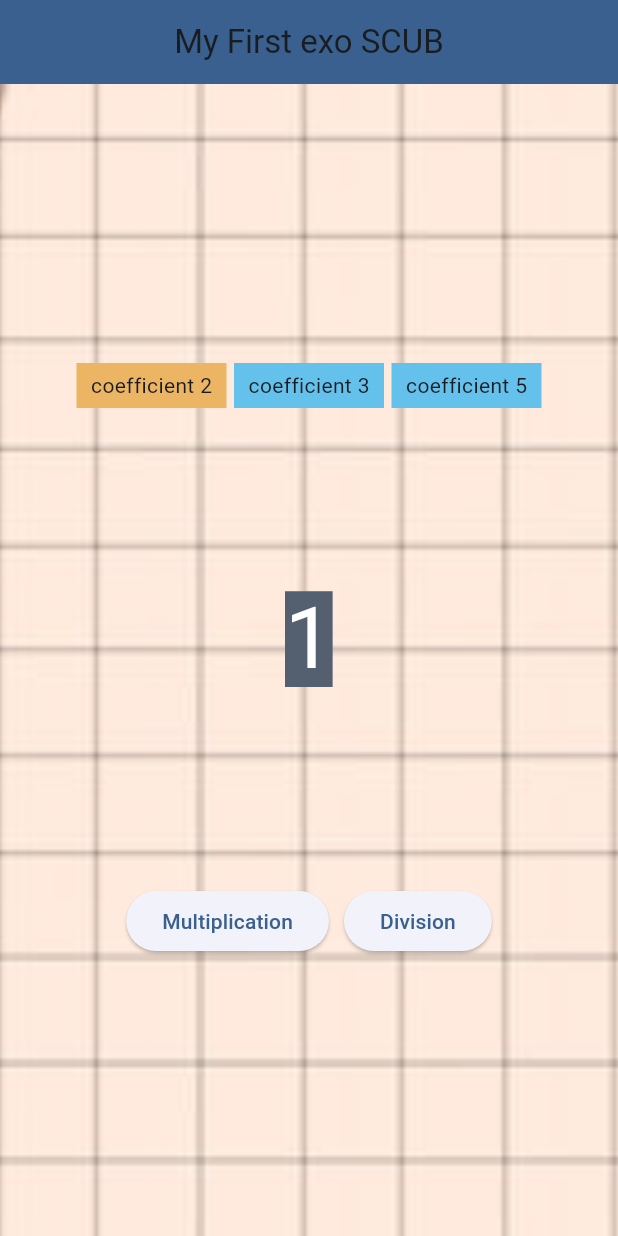
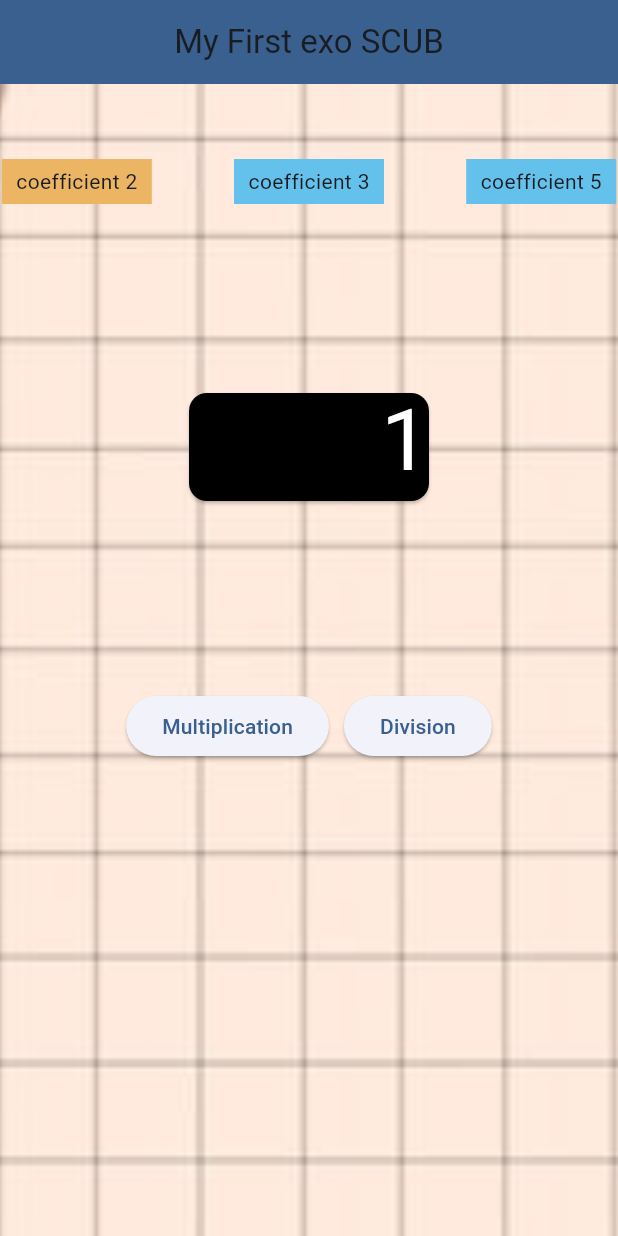
Before and after one commit to karim-lamtara/flutter-exo1, a Flutter app: the screen it shows after launch, on a phone screen of 412 x 824 dp. Run offline on Flutter 3.47's test engine with Material 2 defaults, Android fonts, the phone set to English and light mode, and no system bars.

Commit message:
créer un fichier .dart par class

```diff
--- /dev/null
+++ b/lib/BigCard.dart
@@ -0,0 +1,31 @@
+import 'package:flutter/material.dart';
+
+class BigCard extends StatelessWidget {
+  const BigCard({
+    super.key,
+    required this.pair,
+  });
+
+  final int pair;
+
+  @override
+  build(context) {
+    final theme = Theme.of(context);
+    final style = theme.textTheme.displayLarge!.copyWith(
+      color: theme.colorScheme.onPrimary,
+    );
+    return Padding(
+        padding: const EdgeInsets.all(122),
+        child: SizedBox(
+            height: 80,
+            //width: 300,
+            child: Card(
+              color: Colors.black,
+              child: Text(
+                '$pair',
+                style: style,
+                textDirection: TextDirection.rtl,
+              ),
+            )));
+  }
+}
--- /dev/null
+++ b/lib/Buttonwidget.dart
@@ -0,0 +1,34 @@
+import 'package:flutter/material.dart';
+
+import 'MyChangeNotifier.dart';
+
+class Buttonwidget extends StatelessWidget {
+  const Buttonwidget({
+    super.key,
+    required this.appState,
+    required this.coef,
+    required this.text,
+  });
+
+  final MyChangeNotifier appState;
+  final int coef;
+  final String text;
+
+  @override
+  Widget build(BuildContext context) {
+    return Material(
+      color: appState.getButtonColor(coef),
+      child: InkWell(
+          child: Container(
+            width: 100,
+            height: 30,
+            alignment: Alignment.center,
+            child: Text(text),
+          ),
+          onTap: () {
+            appState.setMultiple(coef);
+            appState.refrecheStyleButton(coef);
+          }),
+    );
+  }
+}
--- /dev/null
+++ b/lib/MyChangeNotifier.dart
@@ -0,0 +1,56 @@
+import 'package:flutter/material.dart';
+
+class MyChangeNotifier extends ChangeNotifier {
+  int current = 1;
+  int multiplicateur = 2;
+
+  final Color stylePressed = const Color.fromARGB(255, 235, 181, 99);
+  final Color styleNotPressed = Color.fromARGB(255, 100, 193, 236);
+
+  late Color buttonColor1 = stylePressed;
+  late Color buttonColor2 = styleNotPressed;
+  late Color buttonColor3 = styleNotPressed;
+
+  void getMultiple() {
+    current = current * multiplicateur;
+    notifyListeners();
+  }
+
+  void getDivivsion() {
+    current = (current / multiplicateur).round();
+    if (current == 0) {
+      current = 1;
+    }
+    notifyListeners();
+  }
+
+  void setMultiple(int multiplicateur) {
+    this.multiplicateur = multiplicateur;
+    notifyListeners();
+  }
+
+  void refrecheStyleButton(int coef) {
+    if (coef == 2) {
+      buttonColor1 = stylePressed;
+      buttonColor2 = styleNotPressed;
+      buttonColor3 = styleNotPressed;
+    }
+    if (coef == 3) {
+      buttonColor1 = styleNotPressed;
+      buttonColor2 = stylePressed;
+      buttonColor3 = styleNotPressed;
+    }
+    if (coef == 5) {
+      buttonColor1 = styleNotPressed;
+      buttonColor2 = styleNotPressed;
+      buttonColor3 = stylePressed;
+    }
+    notifyListeners();
+  }
+
+  Color getButtonColor(int coef) {
+    if (coef == 2) return buttonColor1;
+    if (coef == 3) return buttonColor2;
+    return buttonColor3;
+  }
+}
--- a/lib/main.dart
+++ b/lib/main.dart
@@ -1,5 +1,9 @@
+import 'package:exo1/BigCard.dart';
 import 'package:flutter/material.dart';
 import 'package:provider/provider.dart';
+
+import 'Buttonwidget.dart';
+import 'MyChangeNotifier.dart';
 
 void main() => runApp(const MyApp());
 
@@ -23,61 +27,6 @@ class MyApp extends StatelessWidget {
   }
 }
 
-class MyChangeNotifier extends ChangeNotifier {
-  int current = 1;
-  int multiplicateur = 2;
-
-  final Color stylePressed = const Color.fromARGB(255, 235, 181, 99);
-  final Color styleNotPressed = Color.fromARGB(255, 100, 193, 236);
-
-  late Color buttonColor1 = stylePressed;
-  late Color buttonColor2 = styleNotPressed;
-  late Color buttonColor3 = styleNotPressed;
-
-  void getMultiple() {
-    current = current * multiplicateur;
-    notifyListeners();
-  }
-
-  void getDivivsion() {
-    current = (current / multiplicateur).round();
-    if (current == 0) {
-      current = 1;
-    }
-    notifyListeners();
-  }
-
-  void setMultiple(int multiplicateur) {
-    this.multiplicateur = multiplicateur;
-    notifyListeners();
-  }
-
-  void refrecheStyleButton(int coef) {
-    if (coef == 2) {
-      buttonColor1 = stylePressed;
-      buttonColor2 = styleNotPressed;
-      buttonColor3 = styleNotPressed;
-    }
-    if (coef == 3) {
-      buttonColor1 = styleNotPressed;
-      buttonColor2 = stylePressed;
-      buttonColor3 = styleNotPressed;
-    }
-    if (coef == 5) {
-      buttonColor1 = styleNotPressed;
-      buttonColor2 = styleNotPressed;
-      buttonColor3 = stylePressed;
-    }
-    notifyListeners();
-  }
-
-  Color getButtonColor(int coef) {
-    if (coef == 2) return buttonColor1;
-    if (coef == 3) return buttonColor2;
-    return buttonColor3;
-  }
-}
-
 class MyHomePage extends StatelessWidget {
   const MyHomePage({super.key});
 
@@ -93,7 +42,7 @@ class MyHomePage extends StatelessWidget {
           title: const Text('My First exo SCUB'),
           backgroundColor: theme.colorScheme.primary,
         ),
-        body: Stack(children: <Widget>[
+        body: Stack(children: [
           Container(
             decoration: const BoxDecoration(
               image: DecorationImage(
@@ -103,24 +52,32 @@ class MyHomePage extends StatelessWidget {
             ),
           ),
           Center(
-              child: Column(
-            mainAxisAlignment: MainAxisAlignment.center,
+              child: ListView(
+            //mainAxisAlignment: MainAxisAlignment.spaceEvenly,
             children: [
+              const SizedBox(height: 50),
               Row(
-                mainAxisAlignment: MainAxisAlignment.center,
+                mainAxisSize: MainAxisSize.min,
+                mainAxisAlignment: MainAxisAlignment.spaceAround,
                 children: [
-                  Buttonwidget(
-                      appState: appState, coef: 2, text: "coefficient 2"),
-                  const SizedBox(width: 5),
-                  Buttonwidget(
-                      appState: appState, coef: 3, text: "coefficient 3"),
-                  const SizedBox(width: 5),
-                  Buttonwidget(
-                      appState: appState, coef: 5, text: "coefficient 5"),
+                  Flexible(
+                    child: Buttonwidget(
+                        appState: appState, coef: 2, text: "coefficient 2"),
+                  ),
+                  const SizedBox(width: 50),
+                  Flexible(
+                    child: Buttonwidget(
+                        appState: appState, coef: 3, text: "coefficient 3"),
+                  ),
+                  const SizedBox(width: 50),
+                  Flexible(
+                    child: Buttonwidget(
+                        appState: appState, coef: 5, text: "coefficient 5"),
+                  )
                 ],
               ),
               BigCard(pair: pair),
-              const SizedBox(height: 10),
+              //const SizedBox(height: 10),
               Row(
                 mainAxisAlignment: MainAxisAlignment.center,
                 children: [
@@ -142,59 +99,3 @@ class MyHomePage extends StatelessWidget {
         ]));
   }
 }
-
-class Buttonwidget extends StatelessWidget {
-  const Buttonwidget({
-    super.key,
-    required this.appState,
-    required this.coef,
-    required this.text,
-  });
-
-  final MyChangeNotifier appState;
-  final int coef;
-  final String text;
-
-  @override
-  Widget build(BuildContext context) {
-    return Material(
-      color: appState.getButtonColor(coef),
-      child: InkWell(
-          child: Container(
-            width: 100,
-            height: 30,
-            alignment: Alignment.center,
-            child: Text(text),
-          ),
-          onTap: () {
-            appState.setMultiple(coef);
-            appState.refrecheStyleButton(coef);
-          }),
-    );
-  }
-}
-
-class BigCard extends StatelessWidget {
-  const BigCard({
-    super.key,
-    required this.pair,
-  });
-
-  final int pair;
-
-  @override
-  build(context) {
-    final theme = Theme.of(context);
-    final style = theme.textTheme.displayLarge!.copyWith(
-      color: theme.colorScheme.onPrimary,
-      backgroundColor: theme.colorScheme.secondary,
-    );
-    return Padding(
-      padding: const EdgeInsets.all(122),
-      child: Text(
-        '$pair',
-        style: style,
-      ),
-    );
-  }
-}
```
